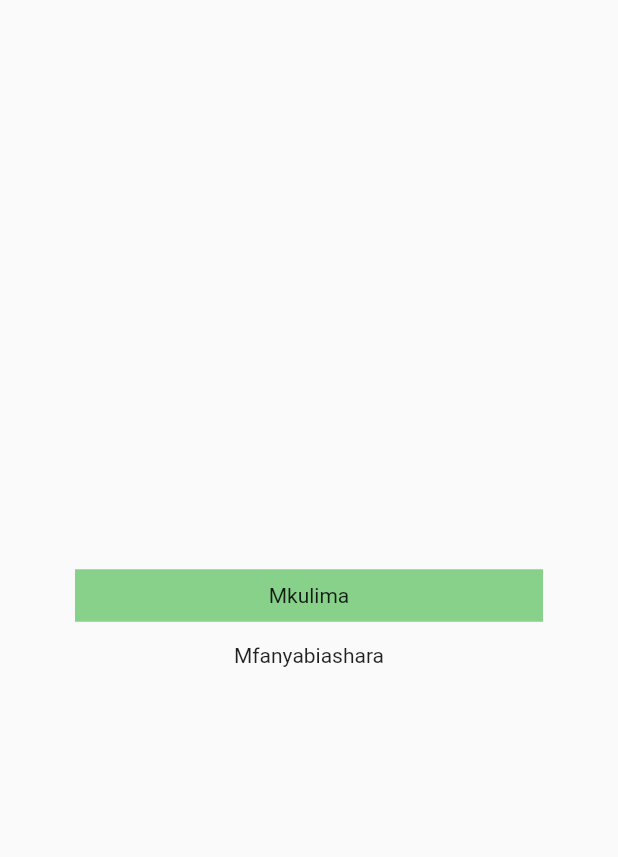
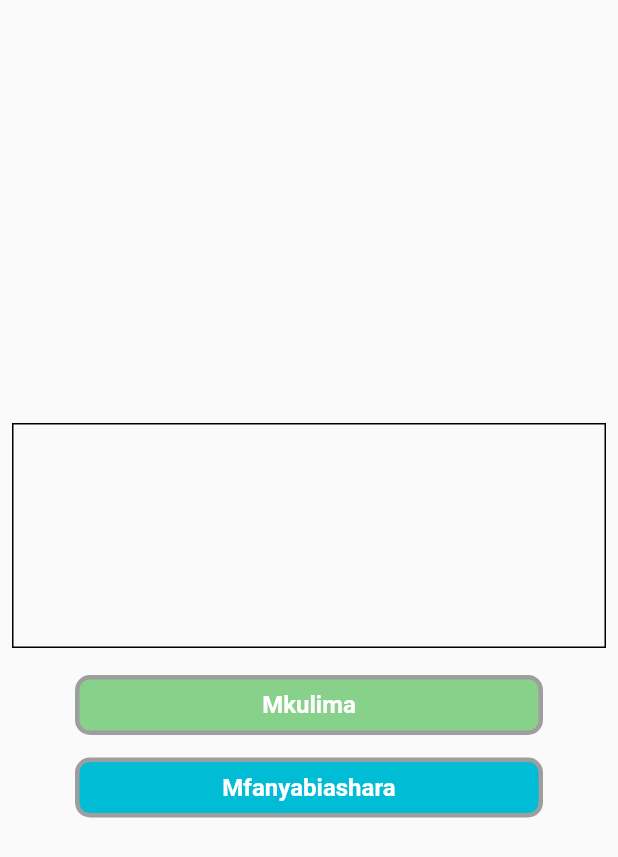
Before and after one commit to zuberypima/farmersoko, a Flutter app: the SelectAccountType screen opened directly, on a phone screen of 412 x 824 dp. Shown: the top 857 px of the screen. Run offline on Flutter 3.47's test engine with Material 2 defaults, Android fonts, the phone set to English and light mode, and no system bars.

Commit message:
update screens

```diff
--- a/lib/screens/authscreens/accounttypepage.dart
+++ b/lib/screens/authscreens/accounttypepage.dart
@@ -9,20 +9,54 @@ class SelectAccountType extends StatelessWidget {
   Widget build(BuildContext context) {
     return Scaffold(
       body: Column(
-        crossAxisAlignment: CrossAxisAlignment.center,
         mainAxisAlignment: MainAxisAlignment.center,
         children: [
           Padding(
+            padding: const EdgeInsets.all(8.0),
+            child: Container(
+              height: 150,
+              width: MediaQuery.of(context).size.width,
+              decoration: BoxDecoration(border: Border.all()),
+              child: Column(
+                children: [],
+              ),
+            ),
+          ),
+          Padding(
             padding: const EdgeInsets.fromLTRB(50, 10, 50, 5),
             child: Container(
-              height: 35,
-              decoration: BoxDecoration(color: ConstantsColors().mainColor()),
-              child: Center(child: Text('Mkulima')),
+              height: 40,
+              decoration: BoxDecoration(
+                  color: ConstantsColors().mainColor(),
+                  border: Border.all(color: Colors.grey, width: 3),
+                  borderRadius: BorderRadius.circular(10)),
+              child: Center(
+                  child: Text(
+                'Mkulima',
+                style: TextStyle(
+                    fontWeight: FontWeight.w600,
+                    fontSize: 16,
+                    color: Colors.white),
+              )),
             ),
           ),
-          Container(
-            height: 35,
-            child: Center(child: Text('Mfanyabiashara')),
+          Padding(
+            padding: const EdgeInsets.fromLTRB(50, 10, 50, 5),
+            child: Container(
+              height: 40,
+              decoration: BoxDecoration(
+                  color: Colors.cyan,
+                  border: Border.all(color: Colors.grey, width: 3),
+                  borderRadius: BorderRadius.circular(10)),
+              child: Center(
+                  child: Text(
+                'Mfanyabiashara',
+                style: TextStyle(
+                    fontWeight: FontWeight.w600,
+                    fontSize: 16,
+                    color: Colors.white),
+              )),
+            ),
           ),
         ],
       ),
```
Also changed, not shown: 1 other file.
